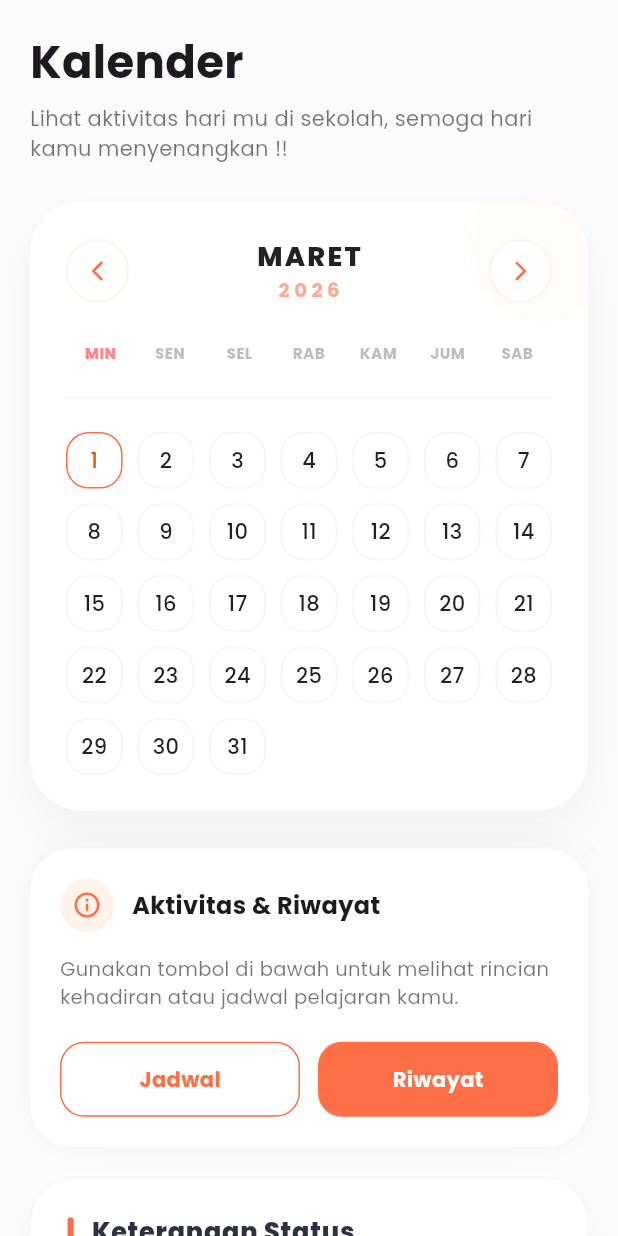
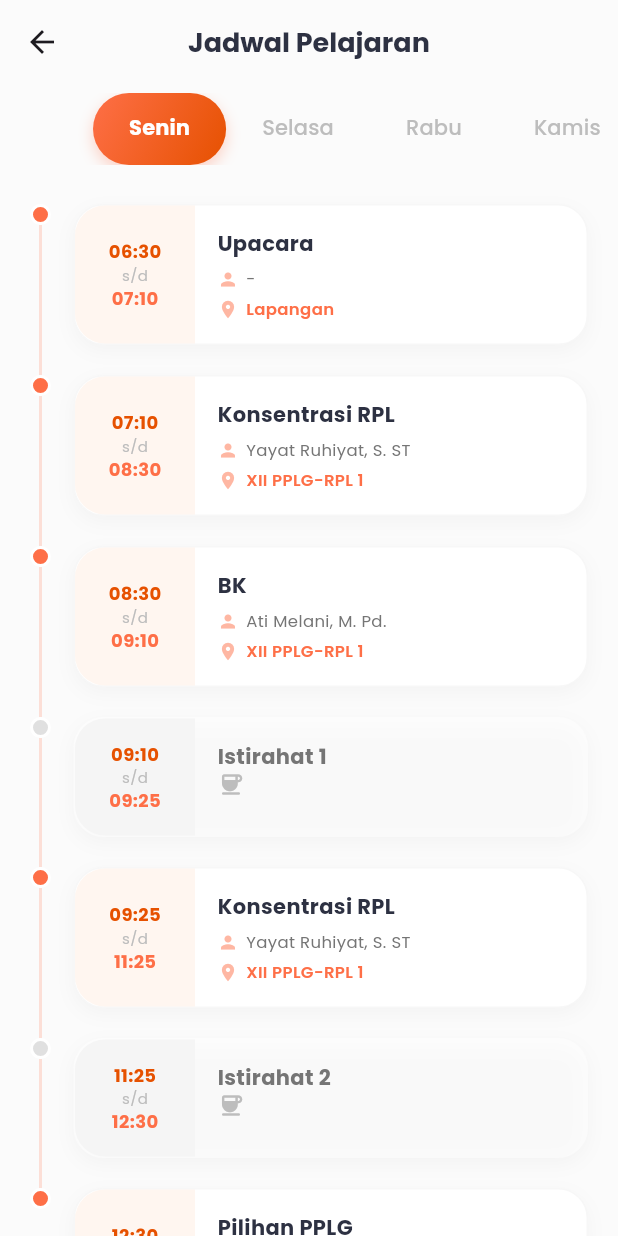
Before and after one commit to satriafitra/PROJECT-ABSENSI-SISWA-UJIKOM-FE, a Flutter app: the KalenderPage screen opened directly, after a tap on "Jadwal", on a phone screen of 412 x 824 dp. Run offline on Flutter 3.47's test engine with Material 3 defaults, Android fonts, the phone set to English and light mode, and no system bars; our stand-ins replace animate_do, audioplayers, geolocator, google_maps_flutter, quickalert, shared_preferences; missing offline and left inert: mobile_scanner; accounts and stored records are empty; network calls fail; project files that could hold a hidden picture were left out.

Commit message:
outline card

```diff
--- a/lib/pages/jadwal_mapel.dart
+++ b/lib/pages/jadwal_mapel.dart
@@ -0,0 +1,514 @@
+import 'package:flutter/material.dart';
+
+class JadwalMapelPage extends StatelessWidget {
+  const JadwalMapelPage({super.key});
+
+  final Color orangeMain = const Color.fromARGB(255, 254, 111, 71);
+  final Color orangeDeep = const Color(0xFFE65100);
+  final Color orangeSoft = const Color(0xFFFFE0CC);
+  final Color bgLight = const Color(0xFFFBFBFB);
+
+// Update pada bagian AppBar agar lebih menyatu
+  @override
+  Widget build(BuildContext context) {
+    return DefaultTabController(
+      length: 5,
+      child: Scaffold(
+        backgroundColor: bgLight,
+        appBar: AppBar(
+          backgroundColor: bgLight,
+          elevation: 0,
+          centerTitle: true,
+          title: const Text(
+            "Jadwal Pelajaran",
+            style: TextStyle(
+              fontFamily: 'Poppins',
+              fontWeight: FontWeight.bold,
+              color: Color(0xFF2D3142),
+              fontSize: 18,
+            ),
+          ),
+          // Bagian Day Picker diletakkan di bottom AppBar agar lebih rapi
+          bottom: PreferredSize(
+            preferredSize: const Size.fromHeight(70),
+            child: _buildDayPicker(),
+          ),
+        ),
+        body: TabBarView(
+          physics: const BouncingScrollPhysics(),
+          children: [
+            _buildDailyList('Senin'),
+            _buildDailyList('Selasa'),
+            _buildDailyList('Rabu'),
+            _buildDailyList('Kamis'),
+            _buildDailyList('Jumat'),
+          ],
+        ),
+      ),
+    );
+  }
+
+  // Desain Day Picker yang lebih luwes dan tidak kaku
+  Widget _buildDayPicker() {
+    return Container(
+      height: 50,
+      margin: const EdgeInsets.only(bottom: 15, left: 10, right: 10),
+      child: TabBar(
+        isScrollable: true,
+        // Menghilangkan garis bawah standar
+        dividerColor: Colors.transparent,
+        // Memberi jarak antar tab agar tidak berdekatan
+        labelPadding: const EdgeInsets.symmetric(horizontal: 8),
+        // Gaya teks saat terpilih
+        labelColor: Colors.white,
+        labelStyle: const TextStyle(
+          fontFamily: 'Poppins',
+          fontWeight: FontWeight.bold,
+          fontSize: 14,
+        ),
+        // Gaya teks saat tidak terpilih
+        unselectedLabelColor: Colors.grey[400],
+        unselectedLabelStyle: const TextStyle(
+          fontFamily: 'Poppins',
+          fontWeight: FontWeight.w500,
+          fontSize: 14,
+        ),
+        // Dekorasi background hari yang terpilih (Pill Shape)
+        indicator: BoxDecoration(
+          borderRadius: BorderRadius.circular(25),
+          gradient: LinearGradient(
+            colors: [orangeMain, orangeDeep],
+            begin: Alignment.topLeft,
+            end: Alignment.bottomRight,
+          ),
+          boxShadow: [
+            BoxShadow(
+              color: orangeMain.withOpacity(0.3),
+              blurRadius: 8,
+              offset: const Offset(0, 4),
+            ),
+          ],
+        ),
+        // Indikator diletakkan di belakang teks (TabIndicatorLocation)
+        indicatorSize: TabBarIndicatorSize.tab,
+        tabs: const [
+          Tab(
+              child: Padding(
+                  padding: EdgeInsets.symmetric(horizontal: 16),
+                  child: Text("Senin"))),
+          Tab(
+              child: Padding(
+                  padding: EdgeInsets.symmetric(horizontal: 16),
+                  child: Text("Selasa"))),
+          Tab(
+              child: Padding(
+                  padding: EdgeInsets.symmetric(horizontal: 16),
+                  child: Text("Rabu"))),
+          Tab(
+              child: Padding(
+                  padding: EdgeInsets.symmetric(horizontal: 16),
+                  child: Text("Kamis"))),
+          Tab(
+              child: Padding(
+                  padding: EdgeInsets.symmetric(horizontal: 16),
+                  child: Text("Jumat"))),
+        ],
+      ),
+    );
+  }
+
+  Widget _buildDailyList(String day) {
+    final schedule = _getScheduleData(day);
+
+    return ListView.builder(
+      padding: const EdgeInsets.symmetric(horizontal: 20, vertical: 10),
+      itemCount: schedule.length,
+      itemBuilder: (context, index) {
+        final item = schedule[index];
+        return _buildScheduleCard(item, index == schedule.length - 1);
+      },
+    );
+  }
+
+  Widget _buildScheduleCard(Map<String, dynamic> item, bool isLast) {
+    bool isBreak = item['title'].toString().toLowerCase().contains('istirahat');
+
+    return IntrinsicHeight(
+      child: Row(
+        children: [
+          // Timeline Indicator
+          Column(
+            children: [
+              Container(
+                width: 14,
+                height: 14,
+                decoration: BoxDecoration(
+                  color: isBreak ? Colors.grey[300] : orangeMain,
+                  shape: BoxShape.circle,
+                  border: Border.all(color: Colors.white, width: 2),
+                ),
+              ),
+              if (!isLast)
+                Expanded(
+                  child: Container(
+                    width: 2,
+                    color: orangeMain.withOpacity(0.2),
+                  ),
+                ),
+            ],
+          ),
+          const SizedBox(width: 15),
+          // Main Card
+          Expanded(
+            child: Container(
+              margin: const EdgeInsets.only(bottom: 20),
+              decoration: BoxDecoration(
+                color: isBreak ? Colors.white.withOpacity(0.5) : Colors.white,
+                borderRadius: BorderRadius.circular(20),
+                border: Border.all(
+                  color: isBreak
+                      ? Colors.transparent
+                      : Colors.black.withOpacity(0.03),
+                ),
+                boxShadow: [
+                  BoxShadow(
+                    color: Colors.black.withOpacity(0.03),
+                    blurRadius: 10,
+                    offset: const Offset(0, 4),
+                  ),
+                ],
+              ),
+              child: Row(
+                children: [
+                  // Time Section
+                  Container(
+                    width: 80,
+                    padding: const EdgeInsets.all(15),
+                    decoration: BoxDecoration(
+                      color: isBreak
+                          ? Colors.grey[100]
+                          : orangeSoft.withOpacity(0.3),
+                      borderRadius: const BorderRadius.only(
+                        topLeft: Radius.circular(20),
+                        bottomLeft: Radius.circular(20),
+                      ),
+                    ),
+                    child: Column(
+                      mainAxisAlignment: MainAxisAlignment.center,
+                      children: [
+                        Text(
+                          item['time_start'],
+                          style: TextStyle(
+                            fontFamily: 'Poppins',
+                            fontWeight: FontWeight.bold,
+                            color: orangeDeep,
+                            fontSize: 12,
+                          ),
+                        ),
+                        Text(
+                          "s/d",
+                          style:
+                              TextStyle(fontSize: 10, color: Colors.grey[400]),
+                        ),
+                        Text(
+                          item['time_end'],
+                          style: TextStyle(
+                            fontFamily: 'Poppins',
+                            fontWeight: FontWeight.bold,
+                            color: orangeMain,
+                            fontSize: 12,
+                          ),
+                        ),
+                      ],
+                    ),
+                  ),
+                  // Content Section
+                  Expanded(
+                    child: Padding(
+                      padding: const EdgeInsets.all(15),
+                      child: Column(
+                        crossAxisAlignment: CrossAxisAlignment.start,
+                        children: [
+                          Text(
+                            item['title'],
+                            style: TextStyle(
+                              fontFamily: 'Poppins',
+                              fontSize: 14,
+                              fontWeight: FontWeight.bold,
+                              color: isBreak
+                                  ? Colors.grey[600]
+                                  : const Color(0xFF2D3142),
+                            ),
+                          ),
+                          if (!isBreak) ...[
+                            const SizedBox(height: 6),
+                            Row(
+                              children: [
+                                Icon(Icons.person,
+                                    size: 14,
+                                    color: orangeMain.withOpacity(0.5)),
+                                const SizedBox(width: 5),
+                                Expanded(
+                                  child: Text(
+                                    item['teacher'],
+                                    style: TextStyle(
+                                      fontFamily: 'Poppins',
+                                      fontSize: 11,
+                                      color: Colors.grey[600],
+                                    ),
+                                  ),
+                                ),
+                              ],
+                            ),
+                            const SizedBox(height: 4),
+                            Row(
+                              children: [
+                                Icon(Icons.location_on,
+                                    size: 14,
+                                    color: orangeMain.withOpacity(0.5)),
+                                const SizedBox(width: 5),
+                                Text(
+                                  item['room'],
+                                  style: TextStyle(
+                                    fontFamily: 'Poppins',
+                                    fontSize: 11,
+                                    color: orangeMain,
+                                    fontWeight: FontWeight.w600,
+                                  ),
+                                ),
+                              ],
+                            ),
+                          ] else
+                            Icon(Icons.coffee_rounded,
+                                size: 18, color: Colors.grey[400]),
+                        ],
+                      ),
+                    ),
+                  ),
+                ],
+              ),
+            ),
+          ),
+        ],
+      ),
+    );
+  }
+
+  List<Map<String, dynamic>> _getScheduleData(String day) {
+    switch (day) {
+      case 'Senin':
+        return [
+          {
+            'time_start': '06:30',
+            'time_end': '07:10',
+            'title': 'Upacara',
+            'teacher': '-',
+            'room': 'Lapangan'
+          },
+          {
+            'time_start': '07:10',
+            'time_end': '08:30',
+            'title': 'Konsentrasi RPL',
+            'teacher': 'Yayat Ruhiyat, S. ST',
+            'room': 'XII PPLG-RPL 1'
+          },
+          {
+            'time_start': '08:30',
+            'time_end': '09:10',
+            'title': 'BK',
+            'teacher': 'Ati Melani, M. Pd.',
+            'room': 'XII PPLG-RPL 1'
+          },
+          {
+            'time_start': '09:10',
+            'time_end': '09:25',
+            'title': 'Istirahat 1',
+            'teacher': '-',
+            'room': '-'
+          },
+          {
+            'time_start': '09:25',
+            'time_end': '11:25',
+            'title': 'Konsentrasi RPL',
+            'teacher': 'Yayat Ruhiyat, S. ST',
+            'room': 'XII PPLG-RPL 1'
+          },
+          {
+            'time_start': '11:25',
+            'time_end': '12:30',
+            'title': 'Istirahat 2',
+            'teacher': '-',
+            'room': '-'
+          },
+          {
+            'time_start': '12:30',
+            'time_end': '15:50',
+            'title': 'Pilihan PPLG',
+            'teacher': 'Sarah Siti Sumaerah, S. T',
+            'room': 'XII PPLG-RPL 1'
+          },
+        ];
+      case 'Selasa':
+        return [
+          {
+            'time_start': '06:30',
+            'time_end': '07:10',
+            'title': 'Selasa Segar (Senam)',
+            'teacher': '-',
+            'room': 'Lapangan'
+          },
+          {
+            'time_start': '07:10',
+            'time_end': '09:10',
+            'title': 'Konsentrasi RPL',
+            'teacher': 'Yaqub Hadi Permana, S.T.',
+            'room': 'XII PPLG-RPL 1'
+          },
+          {
+            'time_start': '09:10',
+            'time_end': '09:25',
+            'title': 'Istirahat 1',
+            'teacher': '-',
+            'room': '-'
+          },
+          {
+            'time_start': '09:25',
+            'time_end': '11:25',
+            'title': 'Pancasila & RPL',
+            'teacher': 'Yaqub Hadi Permana, S.T.',
+            'room': 'XII PPLG-RPL 1'
+          },
+          {
+            'time_start': '11:25',
+            'time_end': '12:30',
+            'title': 'Istirahat 2',
+            'teacher': '-',
+            'room': '-'
+          },
+          {
+            'time_start': '12:30',
+            'time_end': '15:50',
+            'title': 'Konsentrasi RPL',
+            'teacher': 'A. Luddie Tri S., S.T.',
+            'room': 'XII PPLG-RPL 1'
+          },
+        ];
+      case 'Rabu':
+        return [
+          {
+            'time_start': '06:30',
+            'time_end': '07:10',
+            'title': 'Cahaya Rabu (Literasi)',
+            'teacher': '-',
+            'room': 'XII PPLG-RPL 1'
+          },
+          {
+            'time_start': '07:10',
+            'time_end': '09:10',
+            'title': 'Konsentrasi RPL',
+            'teacher': 'Fajar M. Sukmawijaya, M.Kom',
+            'room': 'XII PPLG-RPL 1'
+          },
+          {
+            'time_start': '09:10',
+            'time_end': '09:25',
+            'title': 'Istirahat 1',
+            'teacher': '-',
+            'room': '-'
+          },
+          {
+            'time_start': '09:25',
+            'time_end': '11:25',
+            'title': 'Konsentrasi RPL & BK',
+            'teacher': 'Arianti / Pradita Surya',
+            'room': 'XII PPLG-RPL 1'
+          },
+          {
+            'time_start': '11:25',
+            'time_end': '12:30',
+            'title': 'Istirahat 2',
+            'teacher': '-',
+            'room': '-'
+          },
+          {
+            'time_start': '12:30',
+            'time_end': '15:50',
+            'title': 'KIK & B. Inggris',
+            'teacher': 'Tini Murtiningsih / Ernis Hendrawati',
+            'room': 'XII PPLG-RPL 1'
+          },
+        ];
+      case 'Kamis':
+        return [
+          {
+            'time_start': '06:30',
+            'time_end': '07:10',
+            'title': 'Kamis Alami (Ekologi)',
+            'teacher': '-',
+            'room': 'Lapangan'
+          },
+          {
+            'time_start': '07:10',
+            'time_end': '09:10',
+            'title': 'Konsentrasi RPL',
+            'teacher': 'Yaqub Hadi Permana, S.T.',
+            'room': 'XII PPLG-RPL 1'
+          },
+          {
+            'time_start': '09:10',
+            'time_end': '09:25',
+            'title': 'Istirahat 1',
+            'teacher': '-',
+            'room': '-'
+          },
+          {
+            'time_start': '09:25',
+            'time_end': '11:25',
+            'title': 'Mulok Jepang & Konsen RPL',
+            'teacher': 'Tini Murtiningsih / Rubaetul Adawiyah',
+            'room': 'XII PPLG-RPL 1'
+          },
+          {
+            'time_start': '11:25',
+            'time_end': '12:30',
+            'title': 'Istirahat 2',
+            'teacher': '-',
+            'room': '-'
+          },
+          {
+            'time_start': '12:30',
+            'time_end': '15:50',
+            'title': 'B. Indonesia & B. Inggris',
+            'teacher': 'Hinda Gumiarti / Ernis Hendrawati',
+            'room': 'XII PPLG-RPL 1'
+          },
+        ];
+      case 'Jumat':
+        return [
+          {
+            'time_start': '06:30',
+            'time_end': '07:50',
+            'title': 'Kerohanian',
+            'teacher': '-',
+            'room': 'Masjid'
+          },
+          {
+            'time_start': '07:50',
+            'time_end': '09:10',
+            'title': 'Matematika',
+            'teacher': 'Dikdik Juanda, S.Pd.I.',
+            'room': 'XII PPLG-RPL 1'
+          },
+          {
+            'time_start': '09:10',
+            'time_end': '10:00',
+            'title': 'PAB (Agama)',
+            'teacher': '-',
+            'room': 'XII PPLG-RPL 1'
+          },
+        ];
+      default:
+        return [];
+    }
+  }
+}
--- a/lib/pages/kalender.dart
+++ b/lib/pages/kalender.dart
@@ -2,6 +2,7 @@ import 'package:flutter/material.dart';
 import 'package:intl/intl.dart';
 import '../services/attendance_services.dart';
 import '../models/attendance_model.dart';
+import '../pages/jadwal_mapel.dart';
 import 'riwayat_absensi.dart';
 
 const orangeMain = Color.fromARGB(255, 254, 111, 71);
@@ -72,7 +73,7 @@ class _KalenderPageState extends State<KalenderPage> {
                           child: CircularProgressIndicator(color: orangeMain))
                       : _calendarCard(),
                   const SizedBox(height: 25),
-                  _infoCard(),
+                  _infoCard(), // Container dengan Outline Orange
                   const SizedBox(height: 20),
                   _legendCard(),
                   const SizedBox(height: 30),
@@ -246,7 +247,7 @@ class _KalenderPageState extends State<KalenderPage> {
                     fontFamily: 'Poppins',
                     fontWeight: FontWeight.w800,
                     fontSize: 10,
-                    color: e == 'MIN'
+                    color: e == 'MIN' || e == 'SAB'
                         ? Colors.redAccent.withOpacity(0.7)
                         : Colors.black26,
                   ),
@@ -282,7 +283,6 @@ class _KalenderPageState extends State<KalenderPage> {
       );
       textColor = Colors.white;
     } else if (hasAttended) {
-      // Fokus hanya pada Border dan Background halus tanpa titik bawah
       decoration = BoxDecoration(
         borderRadius: BorderRadius.circular(15),
         color: statusColor.withOpacity(0.08),
@@ -379,9 +379,10 @@ class _KalenderPageState extends State<KalenderPage> {
               ),
             ],
           ),
-          // Menggunakan GridView agar tampilan lebih simetris dan rapi (mewah)
+          const SizedBox(height: 20),
           GridView(
             shrinkWrap: true,
+            padding: EdgeInsets.zero,
             physics: const NeverScrollableScrollPhysics(),
             gridDelegate: const SliverGridDelegateWithFixedCrossAxisCount(
               crossAxisCount: 2,
@@ -444,14 +445,24 @@ class _KalenderPageState extends State<KalenderPage> {
     );
   }
 
+  // --- BAGIAN YANG DI PERBARUI (INFO CARD DENGAN OUTLINE ORANGE) ---
   Widget _infoCard() {
     return Container(
-      padding: const EdgeInsets.all(20),
+      padding: const EdgeInsets.all(22),
       decoration: BoxDecoration(
         color: Colors.white,
-        borderRadius: BorderRadius.circular(28),
+        borderRadius: BorderRadius.circular(30),
+        // Memberikan outline orange yang elegan
+        border: Border.all(
+          color: orangeMain.withOpacity(0.4),
+          width: 1.5,
+        ),
         boxShadow: [
-          BoxShadow(color: Colors.black.withOpacity(0.03), blurRadius: 20),
+          BoxShadow(
+            color: orangeMain.withOpacity(0.05),
+            blurRadius: 20,
+            offset: const Offset(0, 10),
+          ),
         ],
       ),
       child: Column(
@@ -462,18 +473,25 @@ class _KalenderPageState extends State<KalenderPage> {
               Container(
                 padding: const EdgeInsets.all(8),
                 decoration: BoxDecoration(
-                    color: orangeSoft.withOpacity(0.4), shape: BoxShape.circle),
-                child: const Icon(Icons.info_outline_rounded,
-                    color: orangeMain, size: 20),
+                  color: orangeSoft.withOpacity(0.4),
+                  shape: BoxShape.circle,
+                ),
+                child: const Icon(
+                  Icons.info_outline_rounded,
+                  color: orangeMain,
+                  size: 20,
+                ),
               ),
               const SizedBox(width: 12),
               const Expanded(
                 child: Text(
                   "Aktivitas & Riwayat",
                   style: TextStyle(
-                      fontFamily: 'Poppins',
-                      fontSize: 16,
-                      fontWeight: FontWeight.bold),
+                    fontFamily: 'Poppins',
+                    fontSize: 16,
+                    fontWeight: FontWeight.bold,
+                    color: Color(0xFF2D3142),
+                  ),
                 ),
               ),
             ],
@@ -482,12 +500,26 @@ class _KalenderPageState extends State<KalenderPage> {
           const Text(
             "Gunakan tombol di bawah untuk melihat rincian kehadiran atau jadwal pelajaran kamu.",
             style: TextStyle(
-                fontFamily: 'Poppins', color: Colors.black54, fontSize: 13),
+              fontFamily: 'Poppins',
+              color: Colors.black54,
+              fontSize: 13,
+              height: 1.5,
+            ),
           ),
           const SizedBox(height: 20),
           Row(
             children: [
-              _actionBtn("Jadwal", onTap: () {}),
+              _actionBtn(
+                "Jadwal",
+                onTap: () {
+                  Navigator.push(
+                    context,
+                    MaterialPageRoute(
+                      builder: (context) => const JadwalMapelPage(),
+                    ),
+                  );
+                },
+              ),
               const SizedBox(width: 12),
               _actionBtn(
                 "Riwayat",
@@ -496,7 +528,8 @@ class _KalenderPageState extends State<KalenderPage> {
                   Navigator.push(
                     context,
                     MaterialPageRoute(
-                        builder: (context) => const RiwayatAbsensiPage()),
+                      builder: (context) => const RiwayatAbsensiPage(),
+                    ),
                   ).then((_) => _loadAttendanceHistory());
                 },
               ),
@@ -507,17 +540,23 @@ class _KalenderPageState extends State<KalenderPage> {
     );
   }
 
-  Widget _actionBtn(String text,
-      {bool filled = false, required VoidCallback onTap}) {
+  Widget _actionBtn(String text, {bool filled = false, required VoidCallback onTap}) {
     return Expanded(
       child: GestureDetector(
         onTap: onTap,
         child: Container(
           padding: const EdgeInsets.symmetric(vertical: 14),
           decoration: BoxDecoration(
-            color: filled ? orangeMain : Colors.transparent,
+            color: filled ? orangeMain : Colors.white,
             borderRadius: BorderRadius.circular(16),
-            border: Border.all(color: orangeMain),
+            border: Border.all(color: orangeMain, width: 1.5),
+            boxShadow: filled ? [
+              BoxShadow(
+                color: orangeMain.withOpacity(0.2),
+                blurRadius: 10,
+                offset: const Offset(0, 4),
+              )
+            ] : null,
           ),
           alignment: Alignment.center,
           child: Text(
```
